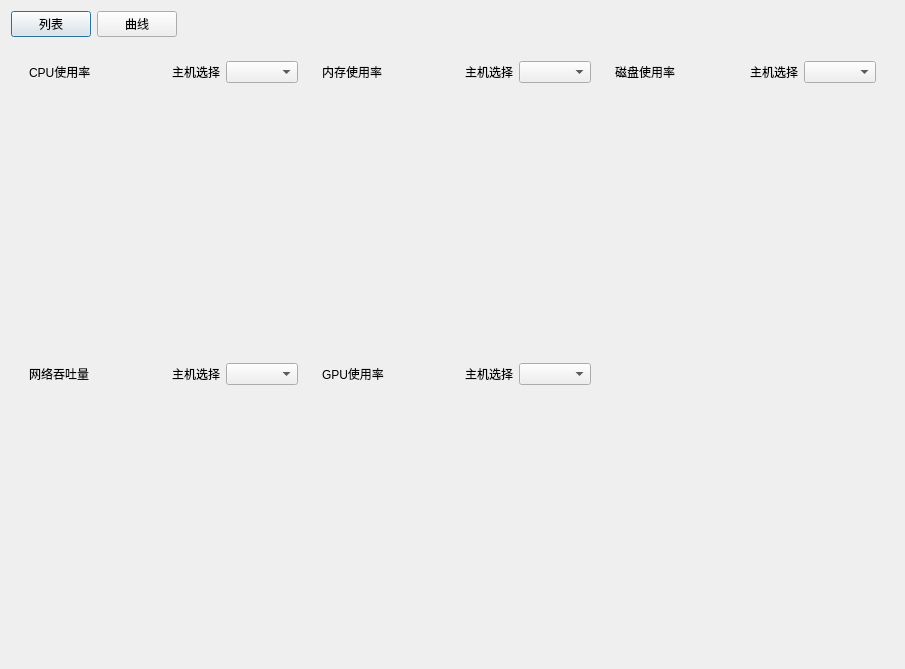
Old version of the form digitalIntegration/ResourceManageDialog.ui in the repository jiaqingguo/DI.
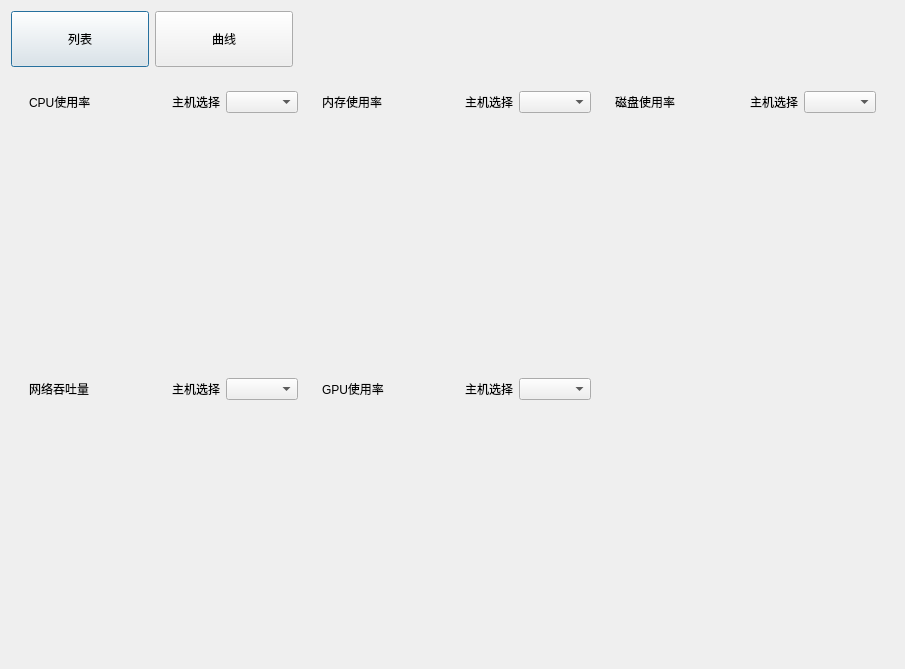
New version of the form.

Diff of the .ui file:
```diff
--- a/digitalIntegration/ResourceManageDialog.ui
+++ b/digitalIntegration/ResourceManageDialog.ui
@@ -22,7 +22,7 @@
      <property name="minimumSize">
       <size>
        <width>0</width>
-       <height>0</height>
+       <height>56</height>
       </size>
      </property>
      <layout class="QHBoxLayout" name="horizontalLayout_9">
@@ -42,6 +42,18 @@
        <layout class="QHBoxLayout" name="horizontalLayout">
         <item>
          <widget class="QPushButton" name="btnList">
+          <property name="minimumSize">
+           <size>
+            <width>138</width>
+            <height>56</height>
+           </size>
+          </property>
+          <property name="maximumSize">
+           <size>
+            <width>138</width>
+            <height>56</height>
+           </size>
+          </property>
           <property name="text">
            <string>列表</string>
           </property>
@@ -49,6 +61,12 @@
         </item>
         <item>
          <widget class="QPushButton" name="btnCurve">
+          <property name="minimumSize">
+           <size>
+            <width>138</width>
+            <height>56</height>
+           </size>
+          </property>
           <property name="text">
            <string>曲线</string>
           </property>
```
